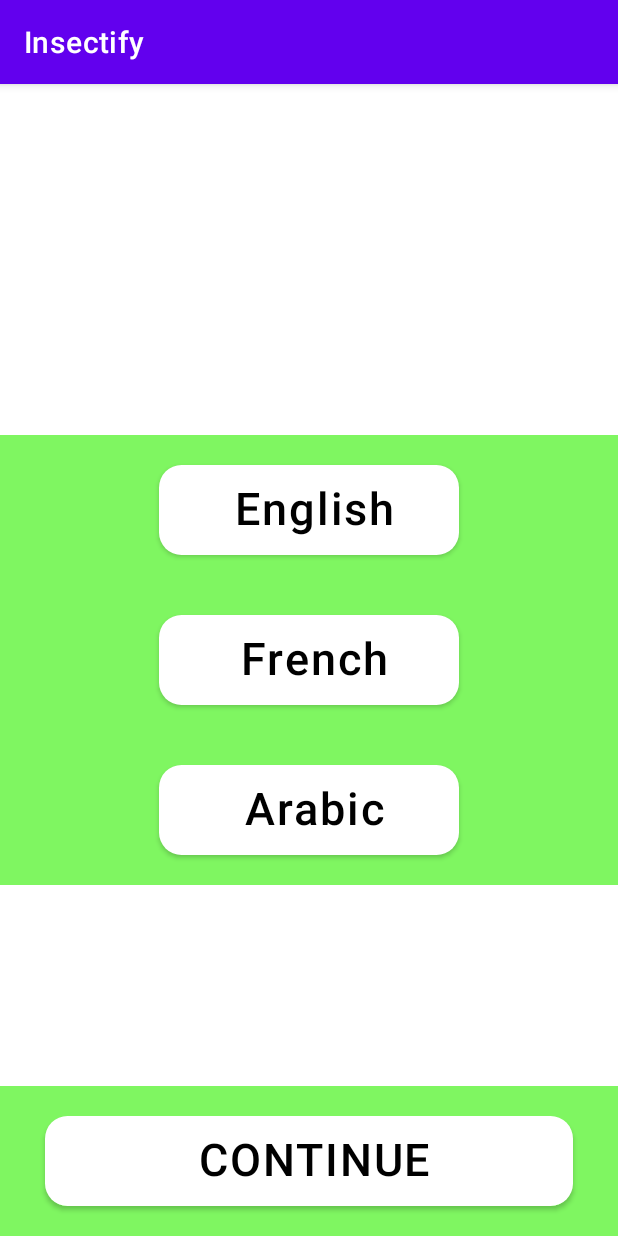
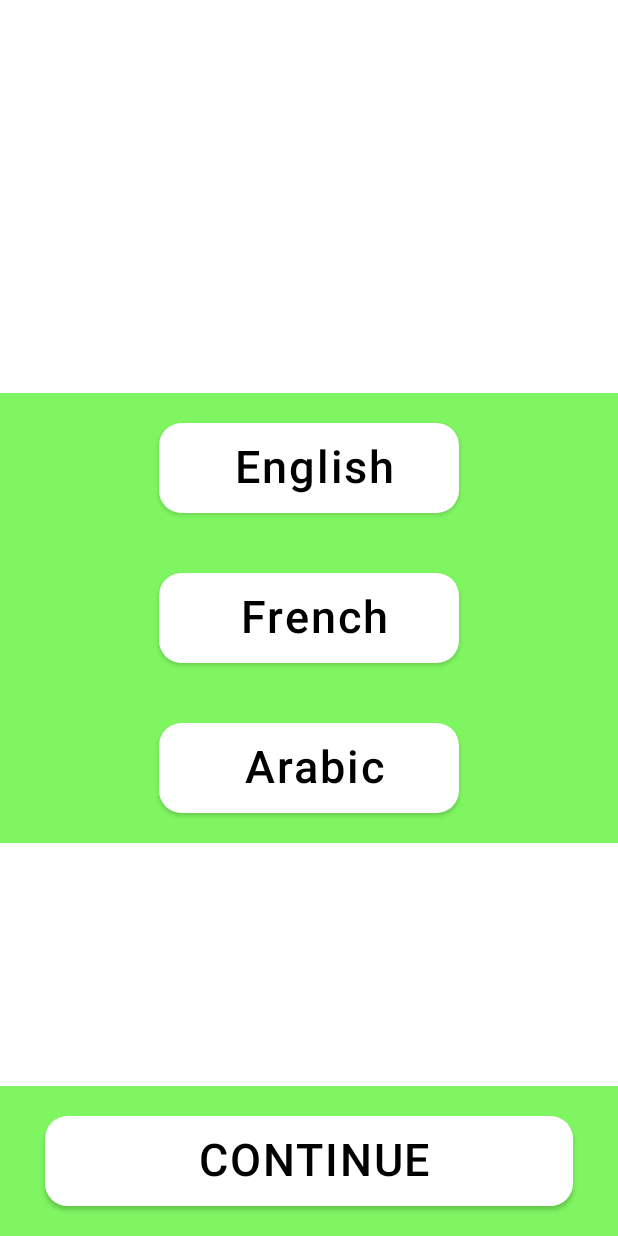
Before and after one commit to R3-da/Insectify, an Android app built with Jetpack Compose: the language_screen screen opened through its navigation route, on a phone screen of 412 x 824 dp. Run offline under Robolectric (Android 15) with nearby library versions, the light colour scheme and no system bars; our stand-ins replace constraintlayout-compose; libraries missing offline, so code that uses them is left out: com.ramcosta.composedestinations.

Commit message:
remove default topbar

```diff
--- a/app/src/main/AndroidManifest.xml
+++ b/app/src/main/AndroidManifest.xml
@@ -13,7 +13,6 @@
             android:exported="true">
         <intent-filter>
             <action android:name="android.intent.action.MAIN" />
-
             <category android:name="android.intent.category.LAUNCHER" />
         </intent-filter>
         </activity>
--- a/app/src/main/res/values-night/themes.xml
+++ /dev/null
@@ -1,16 +0,0 @@
-<resources xmlns:tools="http://schemas.android.com/tools">
-    <!-- Base application theme. -->
-    <style name="Theme.Insectify" parent="Theme.MaterialComponents.DayNight.DarkActionBar">
-        <!-- Primary brand color. -->
-        <item name="colorPrimary">@color/purple_200</item>
-        <item name="colorPrimaryVariant">@color/purple_700</item>
-        <item name="colorOnPrimary">@color/black</item>
-        <!-- Secondary brand color. -->
-        <item name="colorSecondary">@color/teal_200</item>
-        <item name="colorSecondaryVariant">@color/teal_200</item>
-        <item name="colorOnSecondary">@color/black</item>
-        <!-- Status bar color. -->
-        <item name="android:statusBarColor" tools:targetApi="l">?attr/colorPrimaryVariant</item>
-        <!-- Customize your theme here. -->
-    </style>
-</resources>
--- a/app/src/main/res/values/themes.xml
+++ b/app/src/main/res/values/themes.xml
@@ -1,6 +1,6 @@
 <resources xmlns:tools="http://schemas.android.com/tools">
     <!-- Base application theme. -->
-    <style name="Theme.Insectify" parent="Theme.MaterialComponents.DayNight.DarkActionBar">
+    <style name="Theme.Insectify" parent="Theme.MaterialComponents.DayNight.NoActionBar">
         <!-- Primary brand color. -->
         <item name="colorPrimary">@color/purple_500</item>
         <item name="colorPrimaryVariant">@color/purple_700</item>
```
Also changed, not shown: app/src/main/res/values/style.xml (added, +8 -0 lines).
